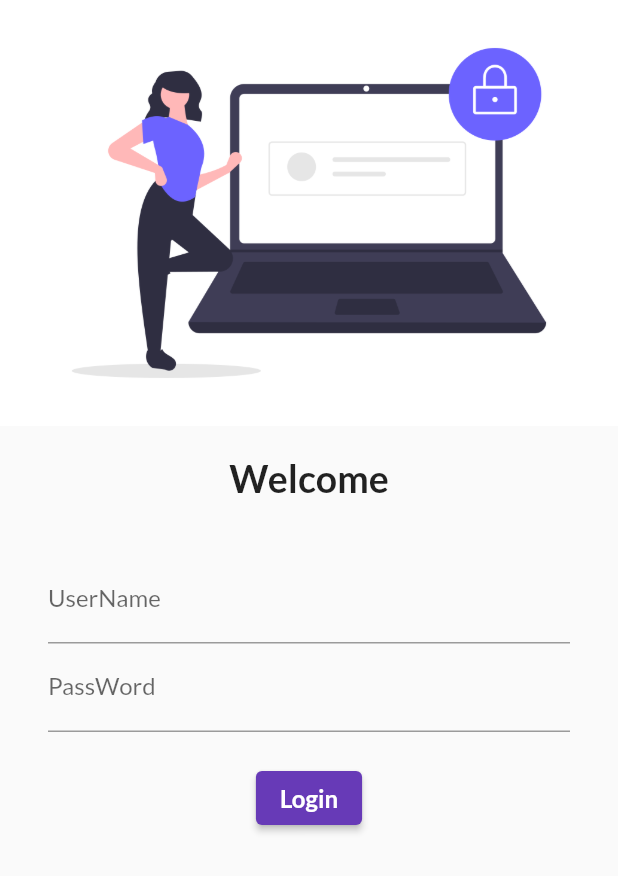
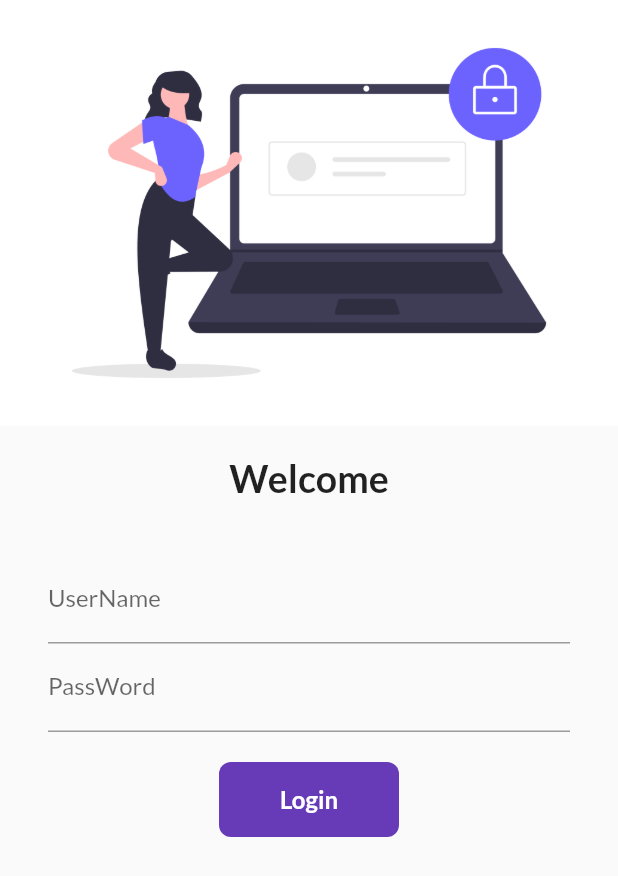
Before and after one commit to mohit-singh18/first-app, a Flutter app: the screen it shows after launch, on a phone screen of 412 x 824 dp. Shown: the top 876 px of the screen. Run offline on Flutter 3.47's test engine with Material 2 defaults, Android fonts, the phone set to English and light mode, and no system bars; our stand-ins replace google_fonts.

Commit message:
day5 done

```diff
--- a/secondapp/lib/main.dart
+++ b/secondapp/lib/main.dart
@@ -2,6 +2,7 @@ import 'package:flutter/material.dart';
 import 'package:google_fonts/google_fonts.dart';
 import 'package:secondapp/pages/home_page.dart';
 import 'package:secondapp/pages/login_page.dart';
+import 'package:secondapp/utils/routes.dart';
 
 void main() {
   runApp(const MyApp());
@@ -19,10 +20,10 @@ class MyApp extends StatelessWidget {
           fontFamily: GoogleFonts.lato().fontFamily),
       darkTheme: ThemeData(
           brightness: Brightness.dark, primaryColor: Colors.deepPurple),
-      initialRoute: "/",
+      initialRoute: MyRoutes.loginRoute,
       routes: {
-        "/login": (context) => HomePage(),
-        "/": (context) => LoginPage()
+        MyRoutes.homePage: (context) => HomePage(),
+        MyRoutes.loginRoute: (context) => LoginPage()
       },
     );
   }
--- a/secondapp/lib/pages/login_page.dart
+++ b/secondapp/lib/pages/login_page.dart
@@ -1,7 +1,16 @@
 import 'package:flutter/material.dart';
+import 'package:secondapp/utils/routes.dart';
 
-class LoginPage extends StatelessWidget {
+class LoginPage extends StatefulWidget {
   const LoginPage({super.key});
+
+  @override
+  State<LoginPage> createState() => _LoginPageState();
+}
+
+class _LoginPageState extends State<LoginPage> {
+  String name = "";
+  bool unchanged = false;
 
   @override
   Widget build(BuildContext context) {
@@ -12,8 +21,8 @@ class LoginPage extends StatelessWidget {
         const SizedBox(
           height: 20,
         ),
-        const Text(
-          "Welcome",
+        Text(
+          "Welcome${!name.isEmpty ? ", " + name : ""}",
           style: TextStyle(fontSize: 25, fontWeight: FontWeight.bold),
         ),
         const SizedBox(
@@ -24,6 +33,11 @@ class LoginPage extends StatelessWidget {
           child: Column(
             children: [
               TextFormField(
+                onChanged: (value) {
+                  setState(() {
+                    name = value;
+                  });
+                },
                 decoration: const InputDecoration(
                     hintText: "Enter UserName", label: Text("UserName")),
               ),
@@ -35,14 +49,51 @@ class LoginPage extends StatelessWidget {
               const SizedBox(
                 height: 20,
               ),
-              ElevatedButton(
-                  onPressed: () {
-                    print("HI mohit");
-                  },
-                  child: const Text(
-                    "Login",
-                    style: TextStyle(fontSize: 16, fontWeight: FontWeight.bold),
-                  ))
+              InkWell(
+                onTap: () async {
+                  unchanged = true;
+                  setState(() {});
+                  // ignore: prefer_const_constructors
+                  await Future.delayed(Duration(milliseconds: 260));
+                  // ignore: use_build_context_synchronously
+                  Navigator.pushNamed(context, MyRoutes.homePage);
+                },
+                child: AnimatedContainer(
+                  // ignore: prefer_const_constructors
+                  duration: Duration(milliseconds: 250),
+                  // ignore: sort_child_properties_last
+                  child: unchanged
+                      // ignore: prefer_const_constructors
+                      ? Icon(
+                          Icons.done,
+                          color: Colors.white,
+                        )
+                      // ignore: prefer_const_constructors
+                      : Text(
+                          "Login",
+                          style: const TextStyle(
+                              color: Colors.white,
+                              fontSize: 16,
+                              fontWeight: FontWeight.bold),
+                        ),
+                  alignment: Alignment.center,
+                  width: unchanged ? 50 : 120,
+                  height: 50,
+                  decoration: BoxDecoration(
+                      color: Colors.deepPurple,
+                      borderRadius: BorderRadius.circular(unchanged ? 50 : 8)),
+                ),
+              )
+              // ElevatedButton(
+              //     // ignore: sort_child_properties_last
+              //     child: const Text(
+              //       "Login",
+              //       style: TextStyle(fontSize: 16, fontWeight: FontWeight.bold),
+              //     ),
+              //     style: TextButton.styleFrom(minimumSize: const Size(120, 40)),
+              //     onPressed: () {
+              //       Navigator.pushNamed(context, MyRoutes.homePage);
+              //     })
             ],
           ),
         )
--- /dev/null
+++ b/secondapp/lib/utils/routes.dart
@@ -0,0 +1,4 @@
+class MyRoutes {
+  static String loginRoute = "/login";
+  static String homePage = "/home";
+}
```
